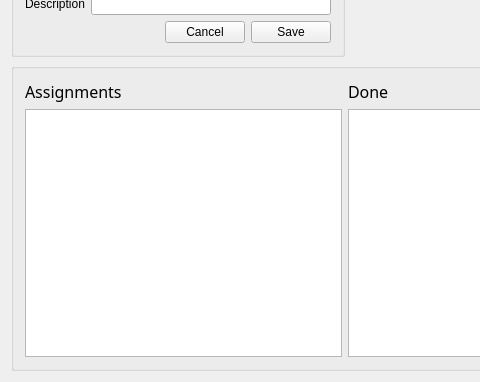
Qt form QtWidges/qListWidgetDemo/widget.ui (eduardorasgado/RoadtoQt5) before a commit; both pictures show x 0 to 480 and y 105 to 487 of the 690 by 487 pixel window.
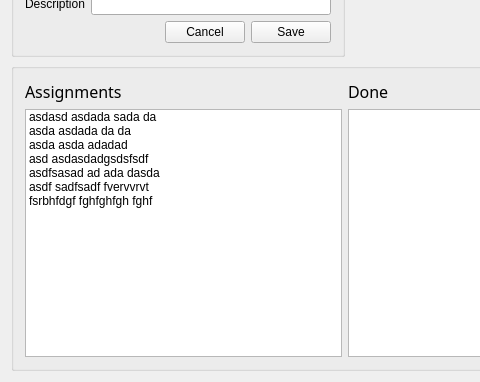
The same form after that commit.

```diff
--- a/QtWidges/qListWidgetDemo/widget.ui
+++ b/QtWidges/qListWidgetDemo/widget.ui
@@ -146,7 +146,43 @@
          </widget>
         </item>
         <item>
-         <widget class="QListWidget" name="list_assignments"/>
+         <widget class="QListWidget" name="list_assignments">
+          <item>
+           <property name="text">
+            <string>asdasd asdada sada da</string>
+           </property>
+          </item>
+          <item>
+           <property name="text">
+            <string>asda asdada da da</string>
+           </property>
+          </item>
+          <item>
+           <property name="text">
+            <string>asda asda adadad</string>
+           </property>
+          </item>
+          <item>
+           <property name="text">
+            <string>asd asdasdadgsdsfsdf</string>
+           </property>
+          </item>
+          <item>
+           <property name="text">
+            <string>asdfsasad ad ada dasda</string>
+           </property>
+          </item>
+          <item>
+           <property name="text">
+            <string>asdf sadfsadf fvervvrvt</string>
+           </property>
+          </item>
+          <item>
+           <property name="text">
+            <string>fsrbhfdgf fghfghfgh fghf</string>
+           </property>
+          </item>
+         </widget>
         </item>
        </layout>
       </item>
```
